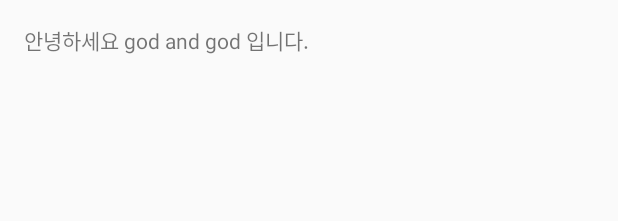
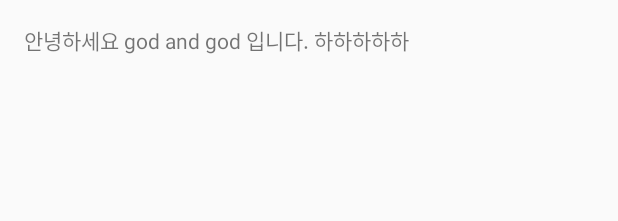
Before and after one commit to kiss9815/GodAndGod, an Android app: the layout content_main.xml on its own in the app's theme, with its tools: preview values and no code run, on a phone screen of 412 x 824 dp. Shown: the top 221 px of the screen. Run offline under Robolectric (Android 15) with nearby library versions, the phone set to English and light mode, and no system bars.

Commit message:
test commit 2

```diff
--- a/app/src/main/res/layout/content_main.xml
+++ b/app/src/main/res/layout/content_main.xml
@@ -15,5 +15,5 @@
     <TextView
         android:layout_width="wrap_content"
         android:layout_height="wrap_content"
-        android:text="안녕하세요 god and god 입니다." />
+        android:text="안녕하세요 god and god 입니다. 하하하하하" />
 </RelativeLayout>
```
